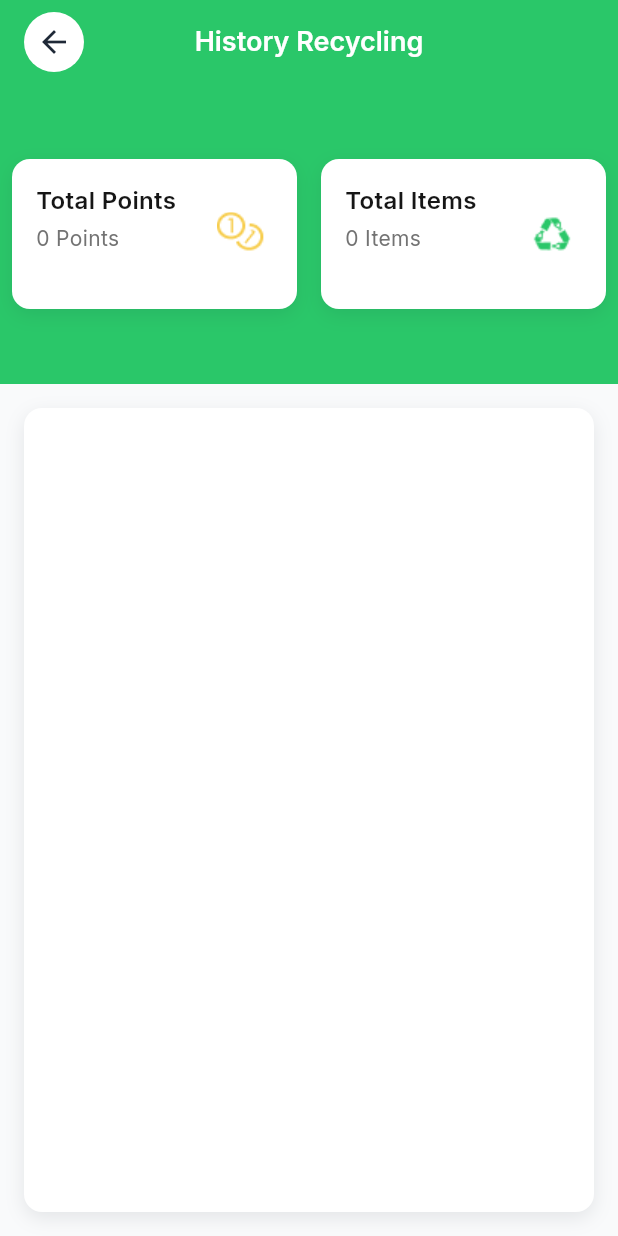
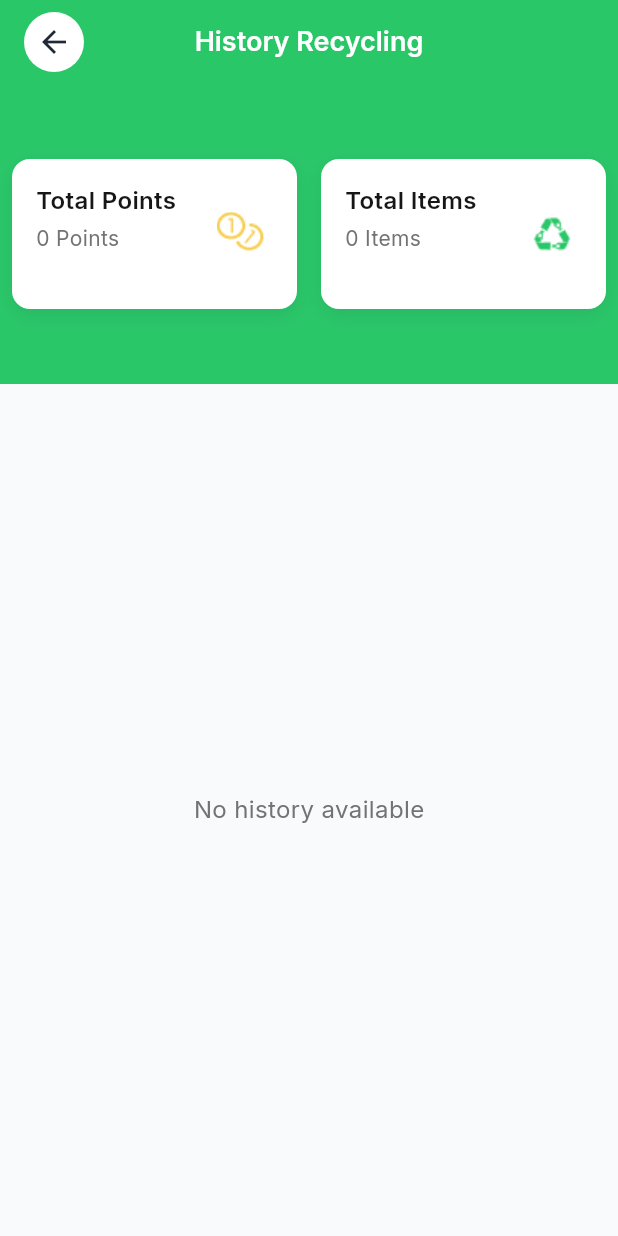
Before and after one commit to dimasnoufal/eco_coin, a Flutter app: the HistoryScreen screen opened by its route, on a phone screen of 412 x 824 dp. Run offline on Flutter 3.47's test engine with Material 3 defaults, Android fonts, the light colour scheme and no system bars; our stand-ins replace camera, cloud_firestore, equatable, firebase_auth, firebase_core, google_fonts and 4 more; missing offline and left inert: tflite_flutter; accounts and stored records are empty; project files that could hold a hidden picture were left out.

Commit message:
[CP-20] Adjusment state history

```diff
--- a/lib/app/modules/profile/history/history_screen.dart
+++ b/lib/app/modules/profile/history/history_screen.dart
@@ -1,4 +1,5 @@
 import 'package:eco_coin/app/helper/shared/app_color.dart';
+import 'package:eco_coin/app/helper/shared/common_utils.dart';
 // import 'package:eco_coin/app/helper/shared/logger.dart';
 import 'package:eco_coin/app/provider/local_database_provider.dart';
 import 'package:flutter/material.dart';
@@ -118,7 +119,7 @@ class _HistoryScreenState extends State<HistoryScreen> {
           Consumer<LocalDatabaseProvider>(
             builder: (context, value, child) {
               final historyItems = value.itemsList;
-              if (historyItems != null) {
+              if (!CommonUtils.falsyChecker(historyItems)) {
                 return Expanded(
                   child: Container(
                     margin: const EdgeInsets.all(16),
```
